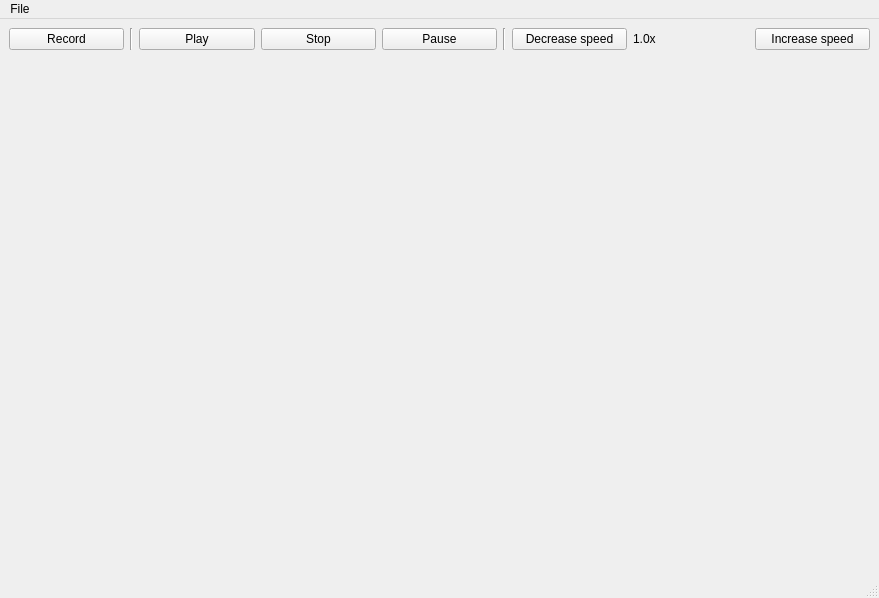
The window that DataExporter.ui (robomarvin1501/DISLoggerAndSQLExporter) describes before a commit, drawn with Qt 5.
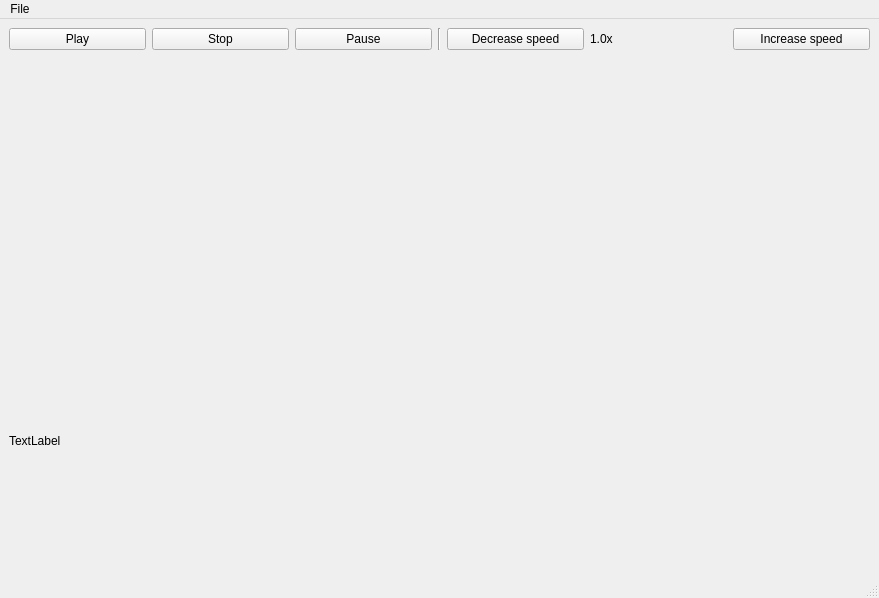
The same window after the commit.

Diff of the .ui file:
```diff
--- a/DataExporter.ui
+++ b/DataExporter.ui
@@ -15,24 +15,13 @@
   </property>
   <widget class="QWidget" name="centralwidget">
    <layout class="QGridLayout" name="gridLayout">
+    <item row="3" column="0">
+     <widget class="QWidget" name="TimeLine" native="true"/>
+    </item>
     <item row="2" column="0">
      <layout class="QVBoxLayout" name="verticalLayout">
       <item>
        <layout class="QHBoxLayout" name="horizontalLayout">
-        <item>
-         <widget class="QPushButton" name="buttonRecord">
-          <property name="text">
-           <string>Record</string>
-          </property>
-         </widget>
-        </item>
-        <item>
-         <widget class="Line" name="line">
-          <property name="orientation">
-           <enum>Qt::Vertical</enum>
-          </property>
-         </widget>
-        </item>
         <item>
          <widget class="QPushButton" name="buttonPlay">
           <property name="text">
@@ -86,8 +75,12 @@
       </item>
      </layout>
     </item>
-    <item row="3" column="0">
-     <widget class="QWidget" name="TimeLine" native="true"/>
+    <item row="4" column="0">
+     <widget class="QLabel" name="preciseTime">
+      <property name="text">
+       <string>TextLabel</string>
+      </property>
+     </widget>
     </item>
    </layout>
   </widget>
@@ -104,10 +97,16 @@
     <property name="title">
      <string>File</string>
     </property>
+    <addaction name="actionOpen"/>
    </widget>
    <addaction name="menuFile"/>
   </widget>
   <widget class="QStatusBar" name="statusBar"/>
+  <action name="actionOpen">
+   <property name="text">
+    <string>Open</string>
+   </property>
+  </action>
  </widget>
  <resources/>
  <connections/>
```
